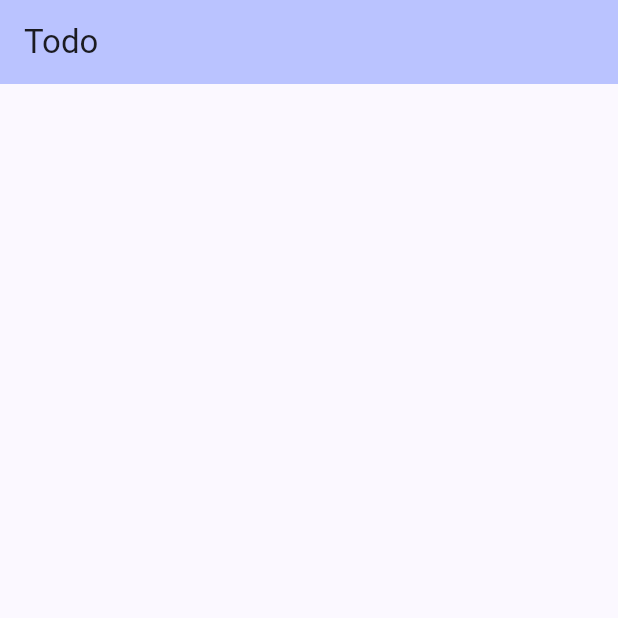
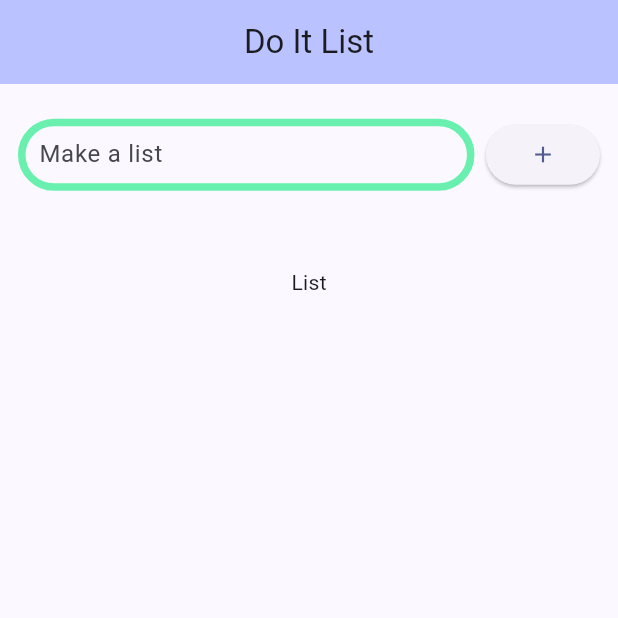
Before and after one commit to SavrinAlif/Todo-App, a Flutter app: the screen it shows after launch, on a phone screen of 412 x 824 dp, the top half of it. Run offline on Flutter 3.47's test engine with Material 3 defaults, Android fonts, the light colour scheme and no system bars.

Commit message:
body added with expanded input field and add button

```diff
--- a/lib/src/fragments/home_activity/the_home_activity.dart
+++ b/lib/src/fragments/home_activity/the_home_activity.dart
@@ -1,4 +1,5 @@
 import 'package:flutter/material.dart';
+import 'package:todo_app/src/style/style.dart';
 
 class TheHomeActivity extends StatefulWidget {
   const TheHomeActivity({super.key});
@@ -11,10 +12,25 @@ class _TheHomeActivityState extends State<TheHomeActivity> {
   @override
   Widget build(BuildContext context) {
     return Scaffold(
-      appBar: AppBar(
-        title: const Text('Todo'),
-        backgroundColor: Theme.of(context).colorScheme.inversePrimary,
-      ),
-    );
+        appBar: AppBar(
+          title: const Text('Do It List'),
+          centerTitle: true,
+          backgroundColor: Theme.of(context).colorScheme.inversePrimary,
+        ),
+        body: Container(
+            padding: const EdgeInsets.all(12),
+            child: Column(
+              children: [
+                Expanded(flex: 10, child: Row(
+                  children: [
+                    Expanded(flex: 80,child: TextFormField(decoration: theTextFormFieldDecoration('Make a list'),)),
+                    const Expanded(flex:2,child: SizedBox(width: 10,)),
+                    Expanded(flex:20,child: ElevatedButton(onPressed: () {}, child: const Icon(Icons.add),)),
+                  ],
+                )),
+                const SizedBox(height: 40,),
+                const Expanded(flex: 90, child: Text('List')),
+              ],
+            )));
   }
 }
```
